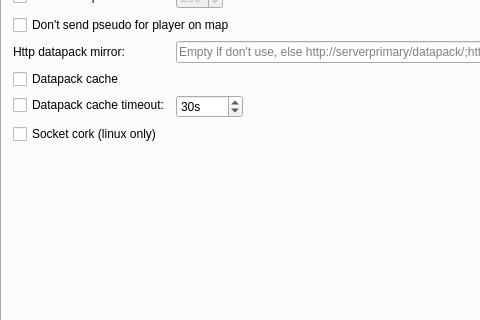
The window that server/MainWindow.ui (alphaonex86/CatchChallenger) describes before a commit, drawn with Qt 5; both pictures show x 0 to 480 and y 105 to 425 of the 800 by 600 pixel window.
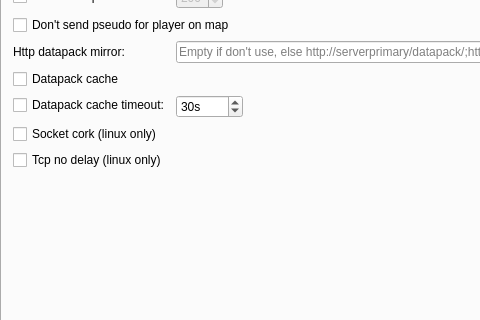
The same window after the commit. The open tabs and pages were chosen to show the change. Icons and pictures are not drawn.

```diff
--- a/server/MainWindow.ui
+++ b/server/MainWindow.ui
@@ -543,6 +543,13 @@
           </property>
          </widget>
         </item>
+        <item row="8" column="0">
+         <widget class="QCheckBox" name="tcpNodelay">
+          <property name="text">
+           <string>Tcp no delay (linux only)</string>
+          </property>
+         </widget>
+        </item>
        </layout>
       </widget>
       <widget class="QWidget" name="ddos">
```
Left out of the diff: 2 changed lines with no effect on the pictures.
